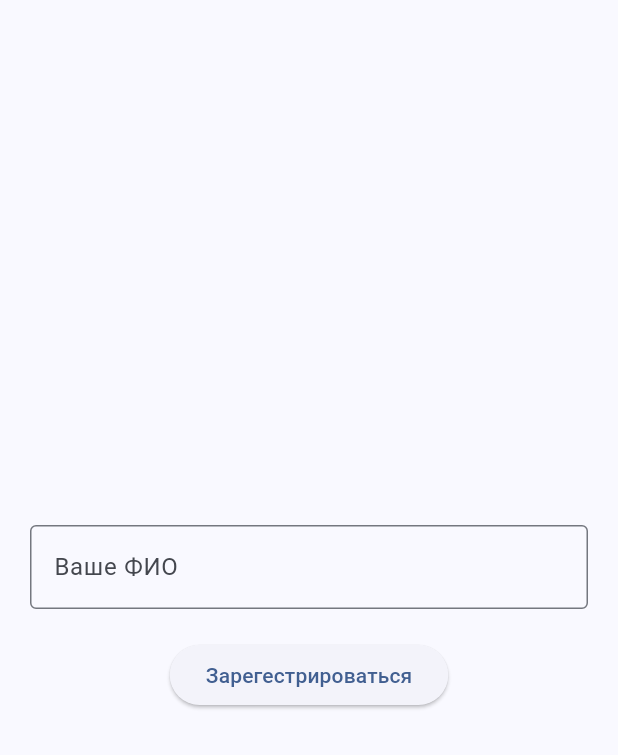
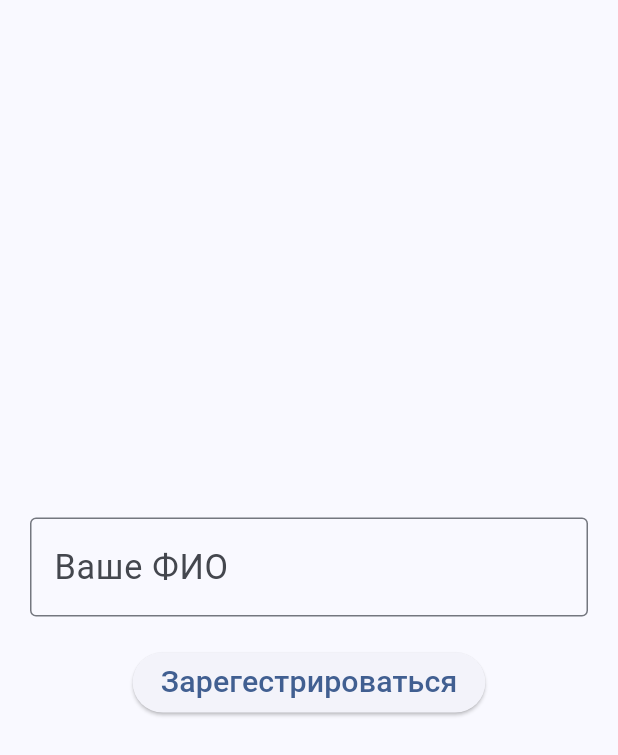
Before and after one commit to anrew1002/tag_client, a Flutter app: the screen it shows after launch, after a tap on "Зарегестрироваться", on a phone screen of 412 x 824 dp. Shown: the top 755 px of the screen. Run offline on Flutter 3.47's test engine with Material 3 defaults, Android fonts, the phone set to English and light mode, and no system bars; our stand-ins replace flutter_secure_storage; missing offline and left inert: flutter_nfc_kit; network calls fail.

```diff
--- a/lib/main.dart
+++ b/lib/main.dart
@@ -1,8 +1,11 @@
 import 'package:flutter/material.dart';
+import 'package:flutter_secure_storage/flutter_secure_storage.dart';
 import 'package:tag_client/screens/loginpage.dart';
 import 'package:tag_client/screens/scanpage.dart';
 
 void main() => runApp(const MyApp());
+
+// final storage = FlutterSecureStorage();
 
 class MyApp extends StatelessWidget {
   const MyApp({super.key});
@@ -10,12 +13,15 @@ class MyApp extends StatelessWidget {
   @override
   Widget build(BuildContext context) {
     const title = 'Tag List';
-
     return MaterialApp(
       title: title,
       theme: ThemeData(
         colorScheme: ColorScheme.fromSeed(seedColor: const Color(0xFF286BC4)),
         useMaterial3: true,
+        textTheme: Theme.of(context).textTheme.apply(
+          fontSizeFactor: 1.3,
+          fontSizeDelta: 2.0,
+        ),
 
       ),
       home: const LoginPage(),
--- a/lib/screens/loginpage.dart
+++ b/lib/screens/loginpage.dart
@@ -1,5 +1,5 @@
 import 'dart:convert';
-
+import 'dart:developer' as developer;
 import 'package:flutter/material.dart';
 import 'package:flutter_secure_storage/flutter_secure_storage.dart';
 import 'package:tag_client/screens/scanpage.dart';
@@ -7,7 +7,7 @@ import 'package:tag_client/screens/scanpage.dart';
 import '../tag_provider/api.dart';
 import '../models/key.dart';
 
-final storage = new FlutterSecureStorage();
+final storage = FlutterSecureStorage();
 
 class LoginPage extends StatefulWidget {
   const LoginPage({super.key});
@@ -18,6 +18,24 @@ class LoginPage extends StatefulWidget {
 
 class _LoginPageState extends State<LoginPage> {
   final myController = TextEditingController();
+
+  @override
+  void initState()  {
+    // TODO: implement initState
+    super.initState();
+    ifAlreadyAuth();
+  }
+
+  Future<void> ifAlreadyAuth() async {
+  var key = await storage.read(key: "apikey");
+  // key = null;
+  // developer.log("checking key $key", name: 'my.app.LoginPage');
+  if (key!=null){
+    Navigator.of(context).push(
+      MaterialPageRoute(builder: (context) => ScanPage(storage: storage)),
+    );
+  }
+  }
 
   @override
   void dispose() {
@@ -58,9 +76,12 @@ class _LoginPageState extends State<LoginPage> {
 }
 
 void onPressed(TextEditingController controller, BuildContext context) async {
-  var key = KeysApi().getApiKey(controller.text);
-  storage.write(key: "apikey", value: jsonEncode(key));
-  Navigator.of(context).push(
-    MaterialPageRoute(builder: (context) => const ScanPage(storage: storage)),
-  );
+  var key = await KeysApi().getApiKey(controller.text);
+  if (key != null) {
+    storage.write(key: "apikey", value: key.key);
+    developer.log(jsonEncode(key), name: 'my.app.LoginPage');
+    Navigator.of(context).push(
+      MaterialPageRoute(builder: (context) => ScanPage(storage: storage)),
+    );
+  }
 }
--- a/lib/screens/scanpage.dart
+++ b/lib/screens/scanpage.dart
@@ -10,7 +10,7 @@ import 'package:tag_client/tag_provider/api.dart';
 
 class ScanPage extends StatefulWidget {
   final FlutterSecureStorage storage;
-  ScanPage({super.key, required this.storage });
+  const ScanPage({super.key, required this.storage });
   @override
   State<ScanPage> createState() => _ScanPageState();
 }
@@ -73,7 +73,7 @@ class _ScanPageState extends State<ScanPage> {
     Widget body;
     switch (state) {
       case StateIndex.ready:
-        body = ElevatedButton(onPressed: onPressed, child: const Text('Scan'));
+        body = ElevatedButton(onPressed: onPressed, child: const Text('Сканировать'));
       case StateIndex.pending:
         body = const Text("Ищем метку...");
       case StateIndex.internetTimeout:
@@ -100,7 +100,7 @@ class _ScanPageState extends State<ScanPage> {
             ),
           ),
           SizedBox(height: 10),
-          Text(tagNFC!.id),
+          // Text(tagNFC!.id),
           ElevatedButton(onPressed: back, child: const Text('Back'))
         ]);
 
```
Also changed, not shown: lib/tag_provider/api.dart (+6 -1 lines), 3 other files.
